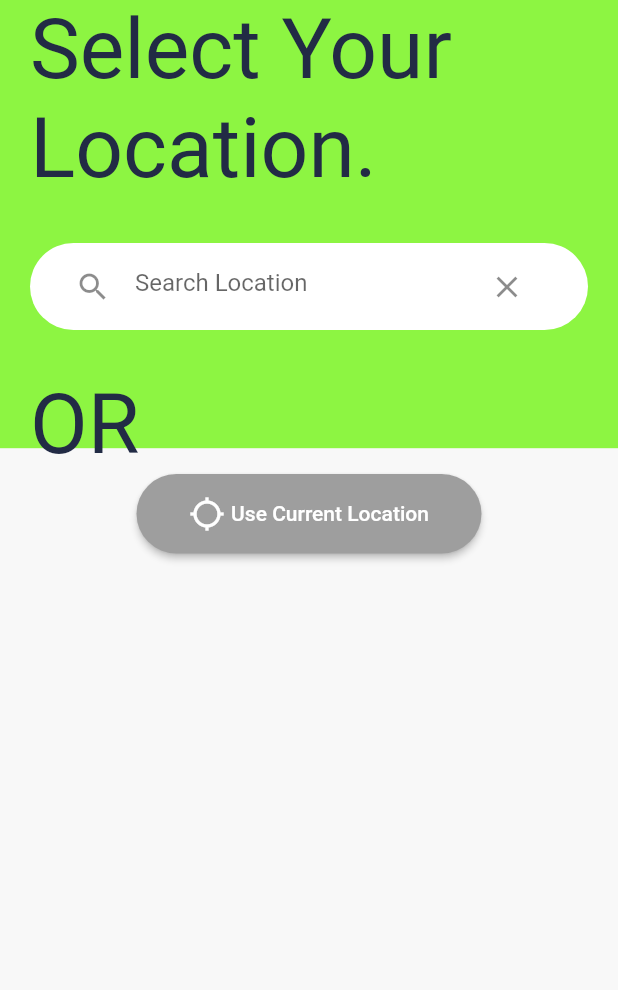
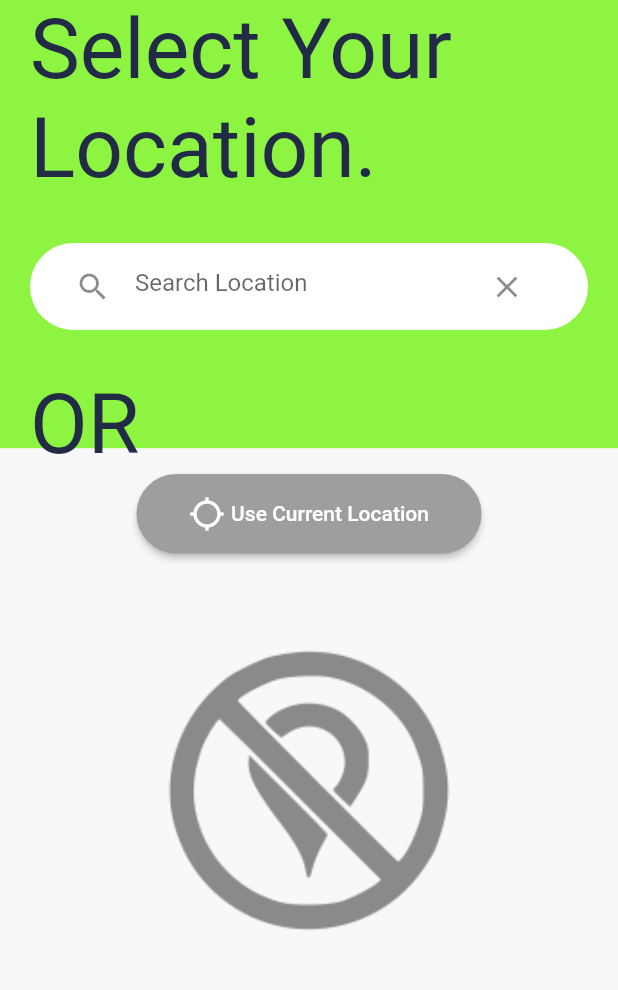
Before and after one commit to Sfuarf/decision_maker_v1, a Flutter app: the VenueSelectionPage screen opened directly with empty values, after a tap on an icon or button, on a phone screen of 412 x 824 dp, the part 108-1098 px from its top. Run offline on Flutter 3.47's test engine with Material 2 defaults, Android fonts, the phone set to English and light mode, and no system bars; drawn by our look-alikes of progress_state_button; our stand-ins replace flutter_dotenv, flutter_svg, geolocator, google_maps_flutter.

Commit message:
Add location not found image to start screen

```diff
--- a/lib/src/screens/venue_selection_page.dart
+++ b/lib/src/screens/venue_selection_page.dart
@@ -113,26 +113,11 @@ class _VenueSelectionPage extends State<VenueSelectionPage> {
                       ),
                     ),
                   ),
-                  Center(
-                    child: ElevatedButton(
-                        onPressed: () async {
-                          await widget.applicationBlock.searchPlace();
-
-                          final snackBar = SnackBar(
-                            content: Text(
-                                'The Chosen Place is: ${widget.applicationBlock.finalSelectedDestination}. The address is ${widget.applicationBlock.selectedAttraction.address}'),
-                            action: SnackBarAction(
-                              label: 'Undo',
-                              onPressed: () {},
-                            ),
-                          );
-                          ScaffoldMessenger.of(context).showSnackBar(snackBar);
-                          // widget.applicationBlock.placeTypes = [];
-                        },
-                        child: const Text('Find Random Location')),
-                  ),
-                  SelectNewVenue(
-                    applicationBlock: widget.applicationBlock,
+                  Container(
+                    alignment: Alignment.centerRight,
+                    child: SelectNewVenue(
+                      applicationBlock: widget.applicationBlock,
+                    ),
                   ),
                 ],
               ),
--- a/lib/widgets/google_maps_start_page.dart
+++ b/lib/widgets/google_maps_start_page.dart
@@ -52,7 +52,17 @@ class _GoogleMapsStartPageState extends State<GoogleMapsStartPage> {
         ),
       );
     } else {
-      return Container();
+      return Container(
+        alignment: Alignment.center,
+        height: 300.0,
+        decoration: BoxDecoration(
+          image: DecorationImage(
+            image: AssetImage('assets/images/location_not_found.png'),
+            fit: BoxFit.fitWidth,
+          ),
+          shape: BoxShape.rectangle,
+        ),
+      );
     }
   }
 }
--- a/lib/widgets/search_bar.dart
+++ b/lib/widgets/search_bar.dart
@@ -17,7 +17,7 @@ class SearchBar extends StatelessWidget {
       child: TextField(
         controller: placeTypeSearch,
         decoration: InputDecoration(
-          hintText: "Search",
+          hintText: "Filter Options",
           icon: Icon(Icons.search),
           border: InputBorder.none,
           suffixIcon: IconButton(
```
Also changed, not shown: lib/widgets/selected_location_card.dart (+6 -7 lines), assets/images/location_not_found.png (added).
